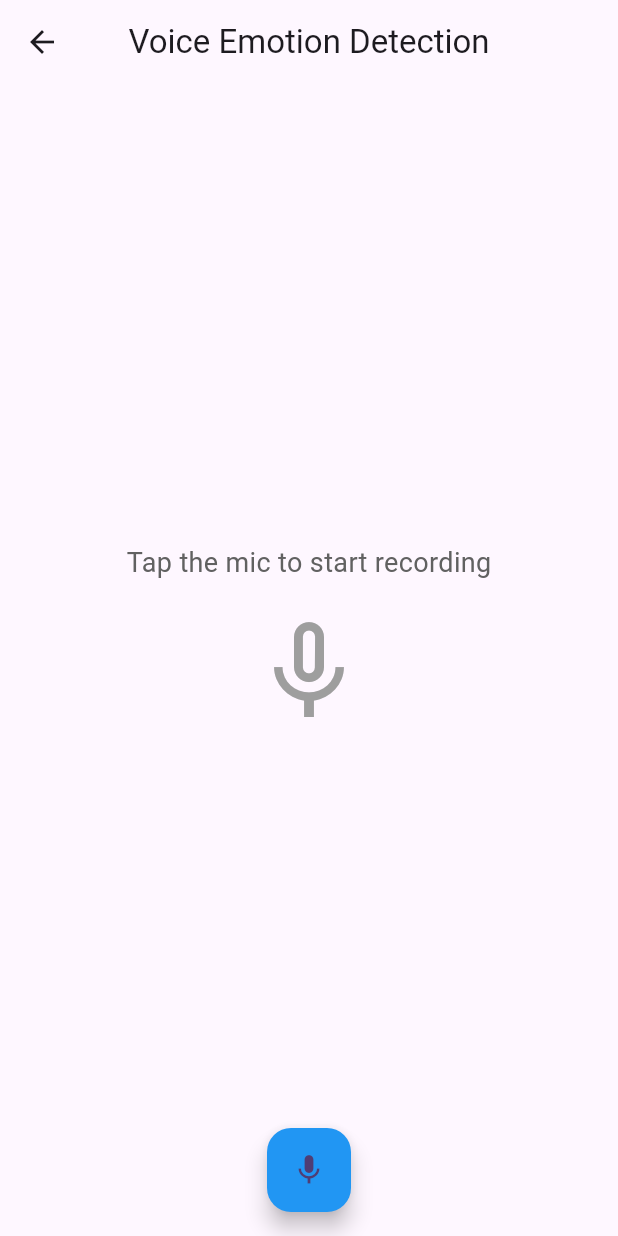
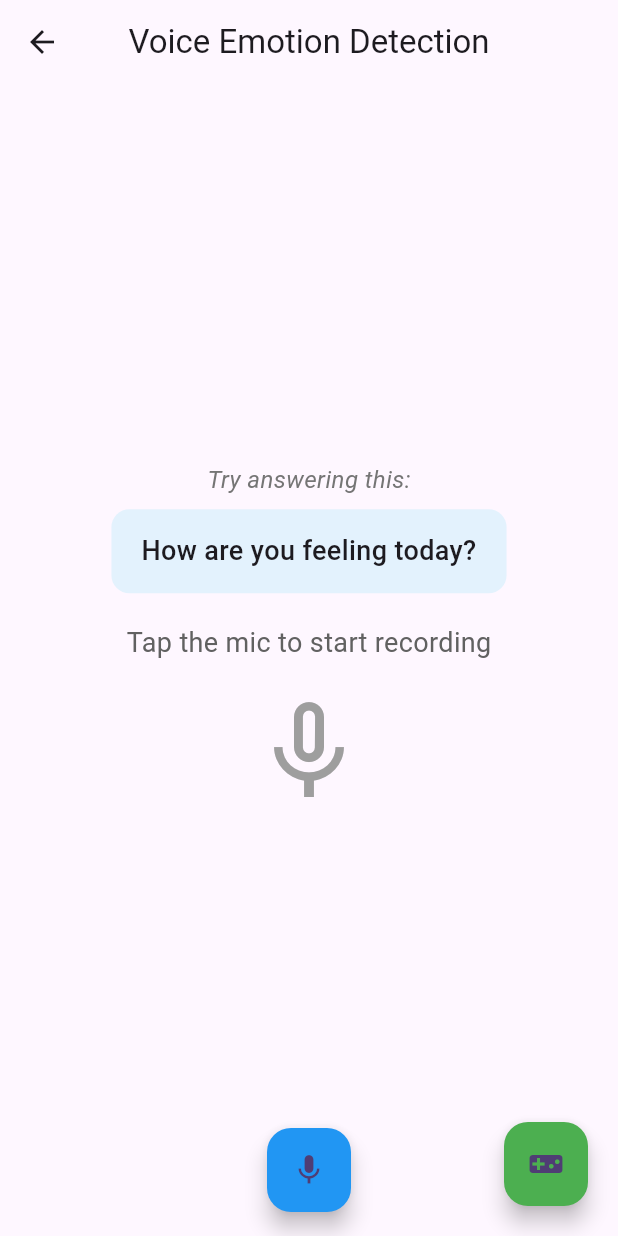
Before and after one commit to Minach2002/updated_deepvoice, a Flutter app: the HomeScreen screen opened directly, on a phone screen of 412 x 824 dp. Run offline on Flutter 3.47's test engine with Material 3 defaults, Android fonts, the phone set to English and light mode, and no system bars; our stand-ins replace audioplayers; missing offline and left inert: record.

Commit message:
update on 25/4/25

```diff
--- a/lib/screens/home_screen.dart
+++ b/lib/screens/home_screen.dart
@@ -5,6 +5,7 @@ import 'package:audioplayers/audioplayers.dart';
 import 'package:http_parser/http_parser.dart';
 import 'dart:convert';
 import 'package:path_provider/path_provider.dart';
+import 'package:real_project/screens/games/game.dart';
 
 class HomeScreen extends StatefulWidget {
   const HomeScreen({Key? key}) : super(key: key);
@@ -26,6 +27,21 @@ class _HomeScreenState extends State<HomeScreen> {
   String _currentTip = '';
   String _apiError = '';
 
+  final List<String> _questions = [
+    "How are you feeling today?",
+    "Tell me about your day.",
+    "What made you happy recently?",
+    "Is there anything that's bothering you?",
+    "What's on your mind right now?",
+  ];
+  String _currentQuestion = '';
+
+  @override
+  void initState() {
+    super.initState();
+    _currentQuestion = _questions[0]; // Initialize with first question
+  }
+
   Future<void> _analyzeAudio() async {
     if (_recordingPath == null) return;
 
@@ -38,7 +54,7 @@ class _HomeScreenState extends State<HomeScreen> {
     try {
       var request = http.MultipartRequest(
         'POST',
-        Uri.parse('https://9086-34-106-10-62.ngrok-free.app/predict'), // Added /predict endpoint
+        Uri.parse('https://40fe-34-106-147-169.ngrok-free.app/predict'),
       );
 
       request.files.add(await http.MultipartFile.fromPath(
@@ -54,7 +70,7 @@ class _HomeScreenState extends State<HomeScreen> {
       if (jsonResponse['success'] == true) {
         setState(() {
           _detectedEmotion = jsonResponse['emotion'];
-          _confidence = '${(double.parse(jsonResponse['confidence']) * 100).toStringAsFixed(1)}% confidence'; // Fixed decimal places
+          _confidence = '${(double.parse(jsonResponse['confidence']) * 100).toStringAsFixed(1)}% confidence';
           _currentTip = jsonResponse['tip'];
           _currentStatus = 'Analysis complete';
         });
@@ -87,6 +103,9 @@ class _HomeScreenState extends State<HomeScreen> {
         final tempDir = await getTemporaryDirectory();
         final filePath = '${tempDir.path}/recording_${DateTime.now().millisecondsSinceEpoch}.wav';
 
+        // Get a new random question before starting recording
+        final randomQuestion = (_questions..shuffle()).first;
+
         await _audioRecorder.start(
           RecordConfig(encoder: AudioEncoder.wav, sampleRate: 16000),
           path: filePath,
@@ -100,6 +119,7 @@ class _HomeScreenState extends State<HomeScreen> {
           _currentTip = '';
           _apiError = '';
           _currentStatus = 'Recording... Speak now!';
+          _currentQuestion = randomQuestion;
         });
       }
     }
@@ -130,12 +150,50 @@ class _HomeScreenState extends State<HomeScreen> {
         centerTitle: true,
         elevation: 0,
       ),
-      body: Center(
+      body: Stack(
+        children: [
+          // Main content
+          Center(
             child: Padding(
               padding: const EdgeInsets.all(20.0),
               child: Column(
                 mainAxisAlignment: MainAxisAlignment.center,
                 children: [
+                  // Question Display (only when not recording and no results)
+                  if (!_isRecording && _detectedEmotion.isEmpty)
+                    Column(
+                      children: [
+                        Text(
+                          'Try answering this:',
+                          style: TextStyle(
+                            fontSize: 16,
+                            color: Colors.grey[600],
+                            fontStyle: FontStyle.italic,
+                          ),
+                        ),
+                        const SizedBox(height: 8),
+                        Container(
+                          padding: const EdgeInsets.symmetric(
+                            horizontal: 20,
+                            vertical: 15,
+                          ),
+                          decoration: BoxDecoration(
+                            color: Colors.blue[50],
+                            borderRadius: BorderRadius.circular(12),
+                          ),
+                          child: Text(
+                            _currentQuestion,
+                            style: const TextStyle(
+                              fontSize: 18,
+                              fontWeight: FontWeight.w500,
+                            ),
+                            textAlign: TextAlign.center,
+                          ),
+                        ),
+                        const SizedBox(height: 20),
+                      ],
+                    ),
+
                   // Status Indicator
                   Text(
                     _currentStatus,
@@ -184,6 +242,26 @@ class _HomeScreenState extends State<HomeScreen> {
               ),
             ),
           ),
+
+          // 🎮 Game Icon at Bottom Left
+          Positioned(
+            bottom: 20,
+            right: 20,
+            child: FloatingActionButton(
+              heroTag: 'game_btn',
+              onPressed: () {
+                Navigator.push(
+                  context,
+                  MaterialPageRoute(builder: (context) => GamesPage()),
+                );
+              },
+              backgroundColor: Colors.green,
+              child: const Icon(Icons.videogame_asset),
+            ),
+          ),
+        ],
+      ),
+
       floatingActionButton: FloatingActionButton(
         onPressed: _toggleRecording,
         child: Icon(_isRecording ? Icons.stop : Icons.mic),
```
Also changed, not shown: lib/screens/games/game.dart (added, +29 -0 lines), lib/screens/games/gameone/board.dart (added, +52 -0 lines), lib/screens/games/gameone/gamesone.dart (added, +11 -0 lines), lib/screens/games/gameone/piece.dart (added, +25 -0 lines), lib/screens/games/gameone/pixel.dart (added, +23 -0 lines), lib/screens/games/gameone/values.dart (added, +9 -0 lines). Lines whose indentation alone changed are shown as unchanged.
